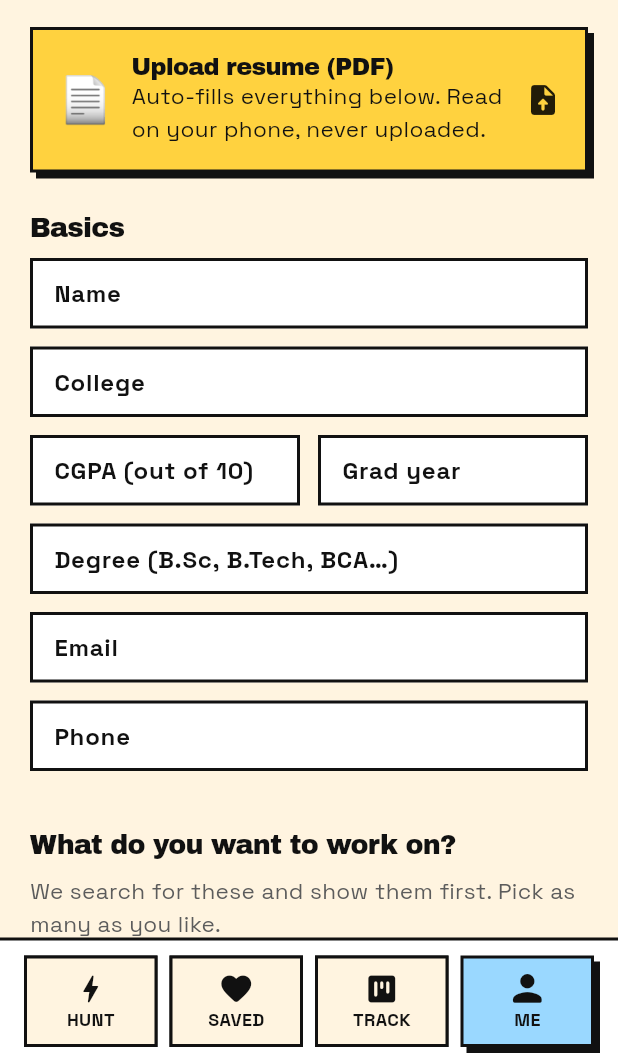
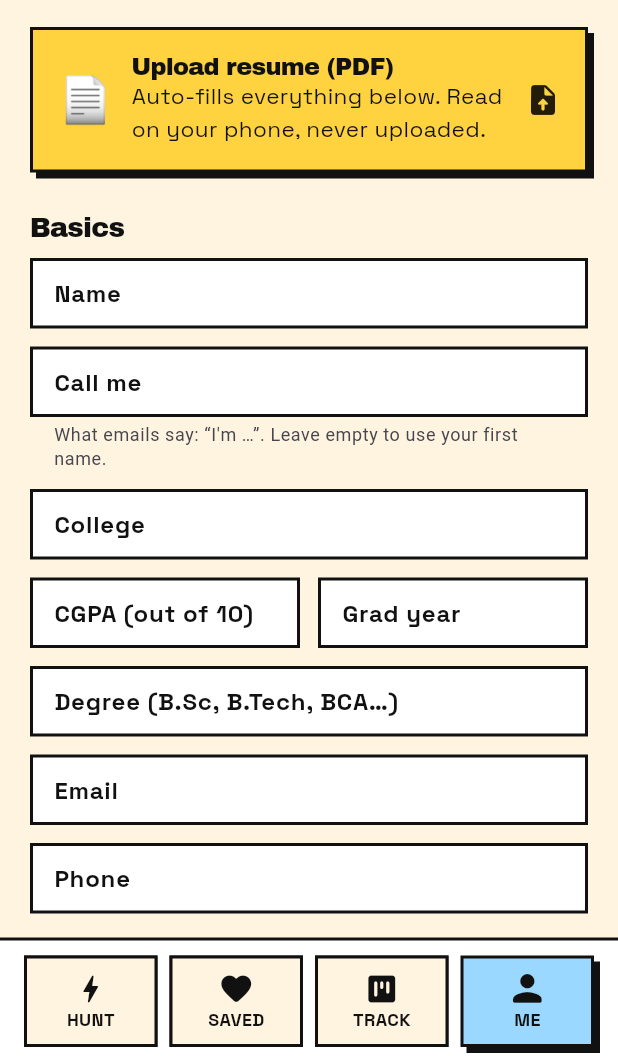
Before and after one commit to Akashi7766/proofpitch, a Flutter app: the screen it shows after launch, on a phone screen of 412 x 824 dp, the part 180-1236 px from its top. Run offline on Flutter 3.47's test engine with Material 3 defaults, Android fonts, the phone set to English and light mode, and no system bars; our stand-ins replace file_picker, flutter_local_notifications, flutter_riverpod, google_fonts, hive_ce_flutter, timezone; missing offline and left inert: flutter_email_sender, syncfusion_flutter_pdf; accounts and stored records are empty; network calls fail.

Commit message:
Add "Call me" name, keep content above the system nav bar, fix loading state
- "Call me" on ME: emails, replies, cold pitches and the greeting say "I'm Kashif"; signatures keep the full name
- App-wide bottom SafeArea: bottom sheets and pages no longer sit under Samsung's 3-button navigation
- "Scanning boards" (and the empty/offline states) can grow instead of overflowing, and stay clear of the LEAD button
- Company boards get 60 s: Paytm's 2.7 MB Lever board timed out at 30 s

Co-Authored-By: Claude Opus 5.5 <noreply@anthropic.com>

```diff
--- a/lib/cold.dart
+++ b/lib/cold.dart
@@ -223,7 +223,7 @@ class ColdBrief {
 }
 
 Pitch buildColdPitch(StudentProfile s, ColdBrief b, List<Project> projects, {bool resumeAttached = false}) {
-  final first = s.name.split(' ').first;
+  final first = s.firstName;
   final person = b.contact?.name.split(' ').first ?? '';
   final greet = person.isNotEmpty && b.contact!.role != ContactRole.general ? 'Hi $person,' : 'Hi ${b.company} team,';
   final field = b.field == null ? '' : ', ideally on ${b.field!.label.toLowerCase()}';
--- a/lib/data.dart
+++ b/lib/data.dart
@@ -264,7 +264,8 @@ Future<List<JobListing>> fetchBoard(String board, {http.Client? client}) async {
     'ashby' => 'https://api.ashbyhq.com/posting-api/job-board/$slug',
     _ => throw ArgumentError('Unknown board provider: $provider'),
   };
-  final res = await c.get(Uri.parse(url)).timeout(const Duration(seconds: 30));
+  // Big Lever boards (Paytm: 2.7 MB, ~20 s) need the room, especially on mobile data.
+  final res = await c.get(Uri.parse(url)).timeout(const Duration(seconds: 60));
   if (res.statusCode != 200) throw Exception('$board → HTTP ${res.statusCode}');
   final data = jsonDecode(utf8.decode(res.bodyBytes));
   final co = _titleCase(slug);
--- a/lib/engines.dart
+++ b/lib/engines.dart
@@ -585,7 +585,7 @@ Map<String, String> templateVars(StudentProfile s, JobListing job, List<Project>
     'company': cleanCompany(job.company),
     'role': job.title,
     'name': s.name,
-    'first_name': s.name.split(' ').first,
+    'first_name': s.firstName,
     'college': s.college,
     'degree': s.degree,
     'year': s.graduationYear?.toString() ?? '',
--- a/lib/followup.dart
+++ b/lib/followup.dart
@@ -28,7 +28,7 @@ FollowUpKit followUpKit(Application a, StudentProfile s, {DateTime? now}) {
   final n = now ?? DateTime.now();
   final job = a.job;
   final company = cleanCompany(job.company);
-  final first = s.name.split(' ').first;
+  final first = s.firstName;
   final cold = job.source == 'Cold pitch';
   final role = cold ? 'internship' : job.title;
   final days = n.difference(a.updatedAt).inDays;
--- a/lib/main.dart
+++ b/lib/main.dart
@@ -39,6 +39,12 @@ class ProofPitchApp extends StatelessWidget {
         title: 'ProofPitch',
         debugShowCheckedModeBanner: false,
         theme: buildTheme(),
+        // Android draws edge-to-edge: without this, sheets and pages sit under the 3-button nav bar.
+        // One wrapper above the Navigator keeps every route and bottom sheet above it.
+        builder: (context, child) => ColoredBox(
+          color: C.white,
+          child: SafeArea(top: false, left: false, right: false, child: child!),
+        ),
         home: const Shell(),
       );
 }
--- a/lib/models.dart
+++ b/lib/models.dart
@@ -96,6 +96,7 @@ class ResumeSection {
 class StudentProfile {
   const StudentProfile({
     this.name = '',
+    this.callMe = '',
     this.college = '',
     this.cgpa,
     this.graduationYear,
@@ -119,6 +120,7 @@ class StudentProfile {
   });
 
   final String name;
+  final String callMe; // what people call you ("Kashif" for "Mohammad Kashif Mukaddam"); '' = first word of the name
   final String college;
   final double? cgpa;
   final int? graduationYear;
@@ -144,6 +146,9 @@ class StudentProfile {
 
   bool get isEmpty => name.isEmpty && projects.isEmpty && skills.isEmpty;
 
+  /// The name emails, replies and greetings use.
+  String get firstName => callMe.trim().isNotEmpty ? callMe.trim() : name.trim().split(' ').first;
+
   /// Everything you can claim: listed skills, every project tag, and what those clearly imply.
   Set<String> get allSkills {
     final all = {...skills, for (final p in projects) ...p.tags};
@@ -156,6 +161,7 @@ class StudentProfile {
 
   StudentProfile copyWith({
     String? name,
+    String? callMe,
     String? college,
     double? cgpa,
     int? graduationYear,
@@ -179,6 +185,7 @@ class StudentProfile {
   }) =>
       StudentProfile(
         name: name ?? this.name,
+        callMe: callMe ?? this.callMe,
         college: college ?? this.college,
         cgpa: cgpa ?? this.cgpa,
         graduationYear: graduationYear ?? this.graduationYear,
@@ -203,6 +210,7 @@ class StudentProfile {
 
   Map<String, dynamic> toJson() => {
         'name': name,
+        'callMe': callMe,
         'college': college,
         'cgpa': cgpa,
         'graduationYear': graduationYear,
@@ -227,6 +235,7 @@ class StudentProfile {
 
   factory StudentProfile.fromJson(Map j) => StudentProfile(
         name: j['name'] ?? '',
+        callMe: j['callMe'] ?? '',
         college: j['college'] ?? '',
         cgpa: (j['cgpa'] as num?)?.toDouble(),
         graduationYear: j['graduationYear'],
--- a/lib/outreach.dart
+++ b/lib/outreach.dart
@@ -496,7 +496,7 @@ const linkedInNoteLimit = 300;
 
 /// Connection notes on LinkedIn are capped at 300 characters, so this is a different pitch, not a trimmed one.
 String shortNote(StudentProfile s, JobListing j, List<Project> projects, Persona p) {
-  final first = s.name.split(' ').first;
+  final first = s.firstName;
   final top = projects.isEmpty ? null : orderForPersona(projects, p).first;
   final yr = s.graduationYear == null ? '' : " '${s.graduationYear! % 100}";
   final me = [if (s.degree.isNotEmpty) '${s.degree}$yr', if (s.college.isNotEmpty) s.college].join(', ');
--- a/lib/screens/profile_screen.dart
+++ b/lib/screens/profile_screen.dart
@@ -65,13 +65,13 @@ class _ProfileScreenState extends ConsumerState<ProfileScreen> {
     final n = ref.read(profileProvider.notifier);
     StudentProfile cur() => ref.read(profileProvider);
 
-    Widget field(String label, String value, void Function(String) onChanged, {TextInputType? type}) => Padding(
+    Widget field(String label, String value, void Function(String) onChanged, {TextInputType? type, String? hint}) => Padding(
           padding: const EdgeInsets.only(bottom: 12),
           child: TextFormField(
             key: ValueKey('$label-$_gen'),
             initialValue: value,
             keyboardType: type,
-            decoration: InputDecoration(labelText: label, isDense: true),
+            decoration: InputDecoration(labelText: label, isDense: true, helperText: hint, helperMaxLines: 2),
             onChanged: onChanged,
           ),
         );
@@ -81,7 +81,7 @@ class _ProfileScreenState extends ConsumerState<ProfileScreen> {
         padding: const EdgeInsets.fromLTRB(20, 16, 20, 40),
         children: [
           Row(children: [
-            Expanded(child: Text(p.name.isEmpty ? 'Who are you?' : 'Hey, ${p.name.split(' ').first}.', style: display(32))),
+            Expanded(child: Text(p.name.isEmpty ? 'Who are you?' : 'Hey, ${p.firstName}.', style: display(32))),
             const Sticker('proof > pdf', color: C.lime, angle: 6),
           ]),
           const SizedBox(height: 4),
@@ -112,6 +112,8 @@ class _ProfileScreenState extends ConsumerState<ProfileScreen> {
           ),
           const SectionTitle('Basics'),
           field('Name', p.name, (v) => n.save(cur().copyWith(name: v))),
+          field('Call me', p.callMe, (v) => n.save(cur().copyWith(callMe: v.trim())),
+              hint: "What emails say: “I'm ${p.firstName.isEmpty ? '…' : p.firstName}”. Leave empty to use your first name."),
           field('College', p.college, (v) => n.save(cur().copyWith(college: v))),
           Row(children: [
             Expanded(
```
Also changed, not shown: lib/screens/discover_screen.dart (+20 -4 lines), 1 other file.
